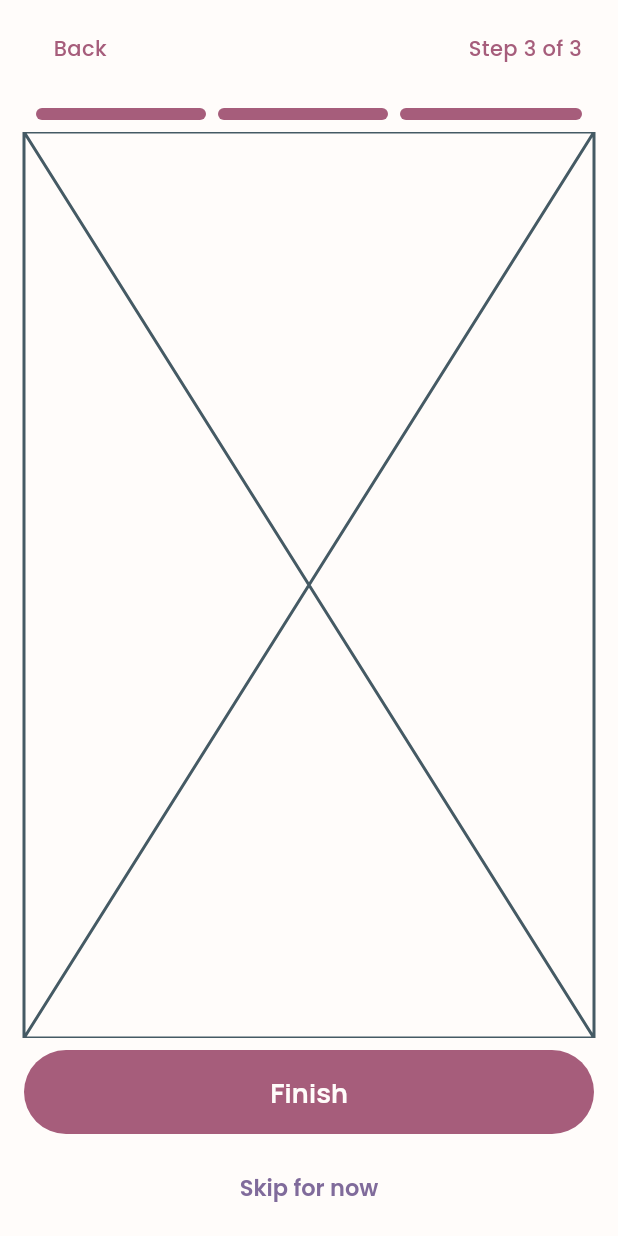
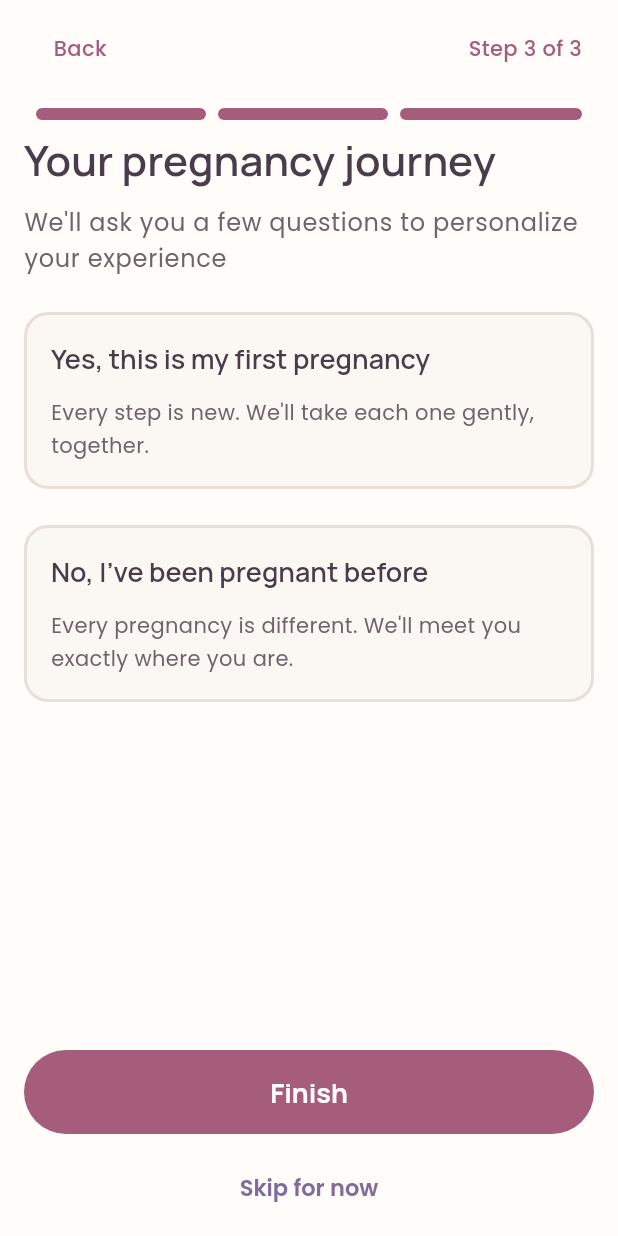
Before and after one commit to Kamcel/bloom, a Flutter app: the screen it shows after launch, swiped to page 3, on a phone screen of 412 x 824 dp. Run offline on Flutter 3.47's test engine with Material 3 defaults, Android fonts, the phone set to English and light mode, and no system bars; our stand-ins replace csc_picker_plus, drift, flutter_riverpod, flutter_svg, freezed_annotation, go_router and 1 more; missing offline and left inert: dropdown_flutter, phosphoricons_flutter; accounts and stored records are empty; generated files the repository leaves out were written again; project files that could hold a hidden picture were left out.

Commit message:
updated onboarding controller

```diff
--- a/lib/features/onboarding/data/models/onboarding_questions_page.dart
+++ b/lib/features/onboarding/data/models/onboarding_questions_page.dart
@@ -1,7 +1,6 @@
 import 'package:freezed_annotation/freezed_annotation.dart';
 
 part 'onboarding_questions_page.freezed.dart';
-part 'onboarding_questions_page.g.dart';
 
 // E -- Entity: ClassName represents a description
 @freezed
--- a/lib/features/onboarding/presentation/screens/onboarding_screen.dart
+++ b/lib/features/onboarding/presentation/screens/onboarding_screen.dart
@@ -81,7 +81,7 @@ class _OnboardingScreenState extends State<OnboardingScreen> {
                   final Widget stepContent = switch (index) {
                     0 => OnbaordingPersonal(questionsPage: page),
                     1 => OnboardingPregnancy(questionsPage: page),
-                    2 => OnboardingExpereince(),
+                    2 => OnboardingExperience(questionsPage: page),
                     _ => OnbaordingPersonal(questionsPage: page),
                   };
 
--- a/lib/features/onboarding/presentation/widgets/onboarding_expereince.dart
+++ b/lib/features/onboarding/presentation/widgets/onboarding_expereince.dart
@@ -1,10 +1,72 @@
+import 'package:bloom/core/theme/app_utils.dart';
+import 'package:bloom/features/onboarding/data/models/onboarding_questions_page.dart';
+import 'package:bloom/features/onboarding/presentation/widgets/onboarding_experience_container.dart';
 import 'package:flutter/material.dart';
 
-class OnboardingExpereince extends StatelessWidget {
-  const new({super.key});
+class OnboardingExperience extends StatefulWidget {
+  final OnboardingQuestionsPage questionsPage;
+  final ValueChanged<bool>? onChanged;
+
+  const OnboardingExperience({
+    super.key,
+    required this.questionsPage,
+    this.onChanged,
+  });
+
+  @override
+  State<OnboardingExperience> createState() => _OnboardingExperienceState();
+}
+
+class _OnboardingExperienceState extends State<OnboardingExperience> {
+  bool? _isFirstPregnancy;
+
+  void _selectOption(bool value) {
+    setState(() => _isFirstPregnancy = value);
+    widget.onChanged?.call(value);
+  }
 
   @override
   Widget build(BuildContext context) {
-    return const Placeholder();
+    final colors = Theme.of(context).colorScheme;
+    final textTheme = Theme.of(context).textTheme;
+
+    return Column(
+      crossAxisAlignment: CrossAxisAlignment.start,
+      children: [
+        if (widget.questionsPage.title.isNotEmpty) ...[
+          Text(
+            widget.questionsPage.title,
+            style: textTheme.headlineLarge?.copyWith(
+              color: colors.onSurface,
+              fontWeight: FontWeight.w600,
+            ),
+          ),
+          Gap.vMin,
+        ],
+        if (widget.questionsPage.subTitle.isNotEmpty) ...[
+          Text(
+            widget.questionsPage.subTitle,
+            style: textTheme.bodyLarge?.copyWith(
+              color: colors.onSurfaceVariant,
+              fontWeight: FontWeight.w400,
+            ),
+          ),
+          Gap.vGroup,
+        ],
+        OnboardingExperienceContainer(
+          title: 'Yes, this is my first pregnancy',
+          subTitle: "Every step is new. We'll take each one gently, together.",
+          isSelected: _isFirstPregnancy == true,
+          onTap: () => _selectOption(true),
+        ),
+        Gap.vGroup,
+        OnboardingExperienceContainer(
+          title: "No, I've been pregnant before",
+          subTitle: "Every pregnancy is different. We'll meet you exactly where you are.",
+          isSelected: _isFirstPregnancy == false,
+          onTap: () => _selectOption(false),
+        ),
+      ],
+    );
   }
 }
--- /dev/null
+++ b/lib/features/onboarding/presentation/widgets/onboarding_experience_container.dart
@@ -0,0 +1,67 @@
+import 'package:bloom/core/theme/app_dimension.dart';
+import 'package:bloom/core/theme/app_utils.dart';
+import 'package:flutter/material.dart';
+
+class OnboardingExperienceContainer extends StatelessWidget {
+  final String title;
+  final String subTitle;
+  final bool isSelected;
+  final VoidCallback? onTap;
+
+  const OnboardingExperienceContainer({
+    super.key,
+    required this.title,
+    required this.subTitle,
+    this.isSelected = false,
+    this.onTap,
+  });
+
+  @override
+  Widget build(BuildContext context) {
+    final colors = Theme.of(context).colorScheme;
+    final textTheme = Theme.of(context).textTheme;
+
+    return InkWell(
+      onTap: onTap,
+      borderRadius: BorderRadius.circular(AppSpacing.standard),
+      child: AnimatedContainer(
+        duration: const Duration(milliseconds: 200),
+        width: double.infinity,
+        padding: const EdgeInsets.all(AppSpacing.standard),
+        decoration: BoxDecoration(
+          borderRadius: BorderRadius.circular(AppSpacing.standard),
+          color: isSelected
+              ? colors.primaryContainer
+              : colors.surfaceContainerLow,
+          border: Border.all(
+            width: 2,
+            color: isSelected ? colors.primary : colors.outlineVariant,
+          ),
+        ),
+        child: Column(
+          crossAxisAlignment: CrossAxisAlignment.start,
+          children: [
+            Text(
+              title,
+              style: textTheme.titleLarge?.copyWith(
+                color: isSelected
+                    ? colors.onPrimaryContainer
+                    : colors.onSurface,
+                fontWeight: FontWeight.w600,
+              ),
+            ),
+            Gap.vMin,
+            Text(
+              subTitle,
+              style: textTheme.bodyMedium?.copyWith(
+                color: isSelected
+                    ? colors.onPrimaryContainer
+                    : colors.onSurfaceVariant,
+              ),
+            ),
+          ],
+        ),
+      ),
+    );
+  }
+}
```
Also changed, not shown: lib/core/models/dating_method.dart (added, +9 -0 lines), lib/core/models/dating_result.dart (added, +18 -0 lines), lib/core/utils/edd_calculator.dart (+12 -27 lines), lib/features/onboarding/data/models/onboarding_data.dart (+20 -10 lines), lib/features/onboarding/presentation/providers/onboarding_controller.dart (+164 -11 lines), lib/features/onboarding/presentation/widgets/onboarding_pregnancy.dart (+172 -66 lines), lib/features/onboarding/data/models/onboarding_data.freezed.dart, lib/features/onboarding/data/models/onboarding_data.g.dart, lib/features/onboarding/data/models/onboarding_questions_page.freezed.dart, lib/features/onboarding/data/models/onboarding_questions_page.g.dart (deleted), lib/features/onboarding/presentation/providers/onboarding_controller.g.dart.
